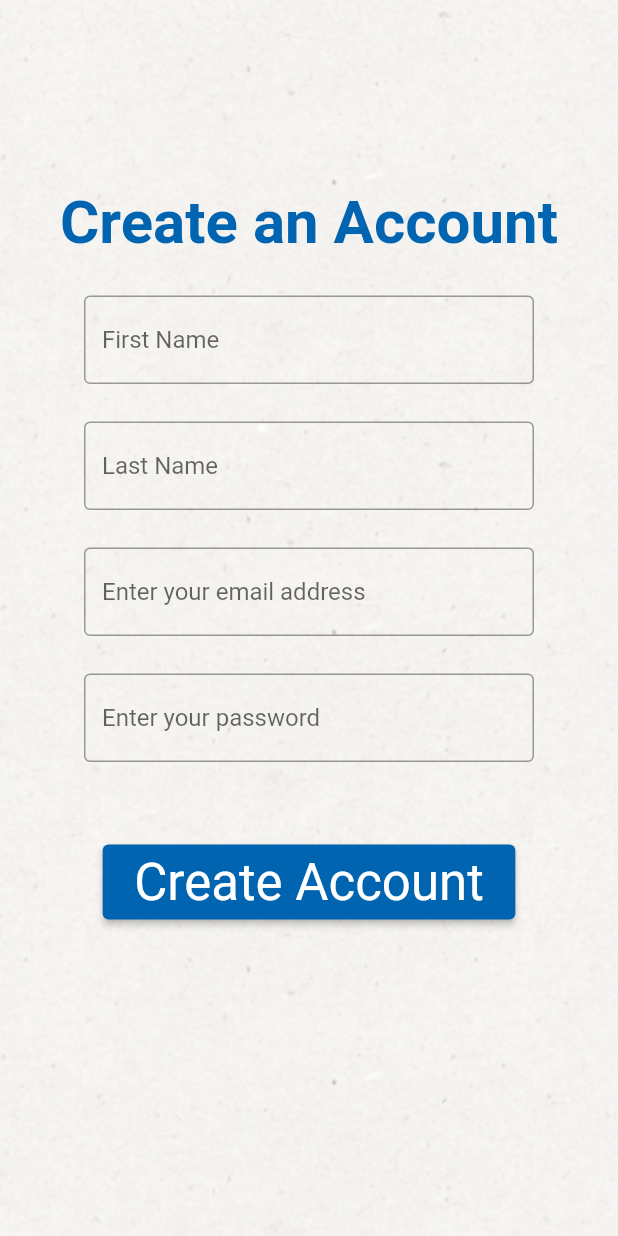
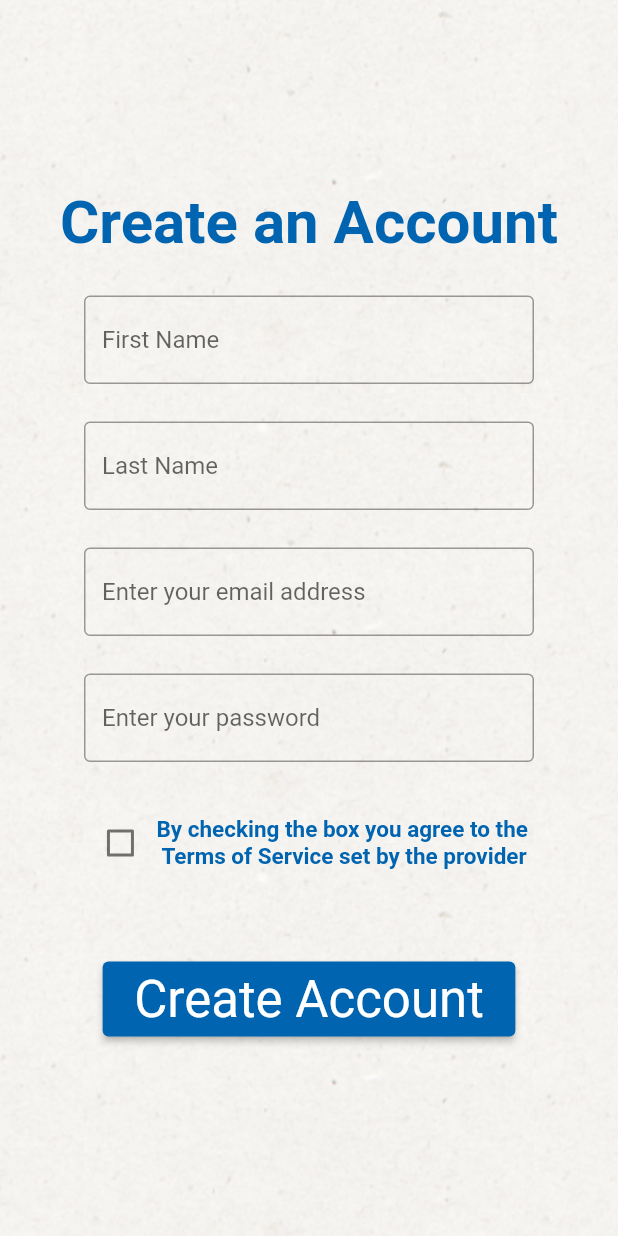
Before and after one commit to coriallb890/flying_burger, a Flutter app: the CreateAccountScreen screen opened directly, on a phone screen of 412 x 824 dp. Run offline on Flutter 3.47's test engine with Material 2 defaults, Android fonts, the phone set to English and light mode, and no system bars; our stand-ins replace carousel_slider; network calls fail.

Commit message:
Added a basic cart screen with labels and prices. Reworked the combos menu to have pictures. Also finished the Create Account Screen.

```diff
--- a/lib/create-account.dart
+++ b/lib/create-account.dart
@@ -1,11 +1,18 @@
 import 'package:flutter/material.dart';
 import 'package:flying_burger/constants.dart';
-import 'package:flying_burger/start-screen.dart';
+import 'package:flying_burger/menuScreen/combos-menu.dart';
 
-class CreateAccountScreen extends StatelessWidget {
-  const CreateAccountScreen({super.key});
+
+class CreateAccountScreen extends StatefulWidget {
+  const CreateAccountScreen({Key? key}) : super(key: key);
+  @override
+  State<CreateAccountScreen> createState() => _CreateAccountScreenState();
+}
+
+class _CreateAccountScreenState extends State<CreateAccountScreen> {
   @override
   Widget build(BuildContext context) {
+    bool agree = false;
     var theme = Theme.of(context);
     var style = theme.textTheme.headlineMedium!.copyWith(color: Colors.white);
     return Container (
@@ -50,10 +57,29 @@ class CreateAccountScreen extends StatelessWidget {
                         hintText: 'Enter your password', //Password box
                       ),
                     )),
+                    const SizedBox(height: 30),
+                    Center(
+                        child: Row(
+                            mainAxisAlignment: MainAxisAlignment.center,
+                          children: <Widget>[
+                            Checkbox(
+                              value: agree,
+                              onChanged: (agree){
+                                setState(() {
+                                  agree != agree;
+                                });
+                              }
+                                ),
+
+                                Text('By checking the box you agree to the \n Terms of Service set by the provider',style: TextStyle(fontSize: 15, color: bluePrimaryColor,
+                                    fontWeight: FontWeight.bold),)
+                                ],
+
+                                )),
                                 const SizedBox(height: 55),
                                 ElevatedButton(
                                 onPressed: () {
-                          Navigator.push(context, MaterialPageRoute(builder: (context)=> const StartScreen()));
+                                Navigator.push(context, MaterialPageRoute(builder: (context)=> const CombosMenuScreen()));
                                 },
                                 style: ElevatedButton.styleFrom(
                                 backgroundColor: bluePrimaryColor),
--- a/lib/main.dart
+++ b/lib/main.dart
@@ -1,7 +1,6 @@
 import 'package:flutter/material.dart';
-import 'package:flying_burger/menuScreen/menuItemPages/itemScreen.dart';
 import 'package:flying_burger/start-screen.dart';
-import 'package:flying_burger/menuScreen/menu.dart';
+
 
 void main() {
   runApp(const MyApp());
@@ -27,7 +26,7 @@ class MyApp extends StatelessWidget {
         // is not restarted.
         primarySwatch: Colors.blue,
       ),
-      home: MenuScreen(),
+      home: StartScreen(),
     );
   }
 }
```
Also changed, not shown: lib/combos-menu.dart (deleted, +0 -107 lines), lib/menuScreen/combos-menu.dart (added, +40 -0 lines), assets/images/chicken-wing.jpg (added), assets/images/crispy-chicken.jpg (added), assets/images/double-burger.jpg (added), assets/images/grilled-chicken.jpg (added), assets/images/hamburger-steak.jpg (added), assets/images/single-burger.jpg (added). Lines whose indentation alone changed are shown as unchanged.
